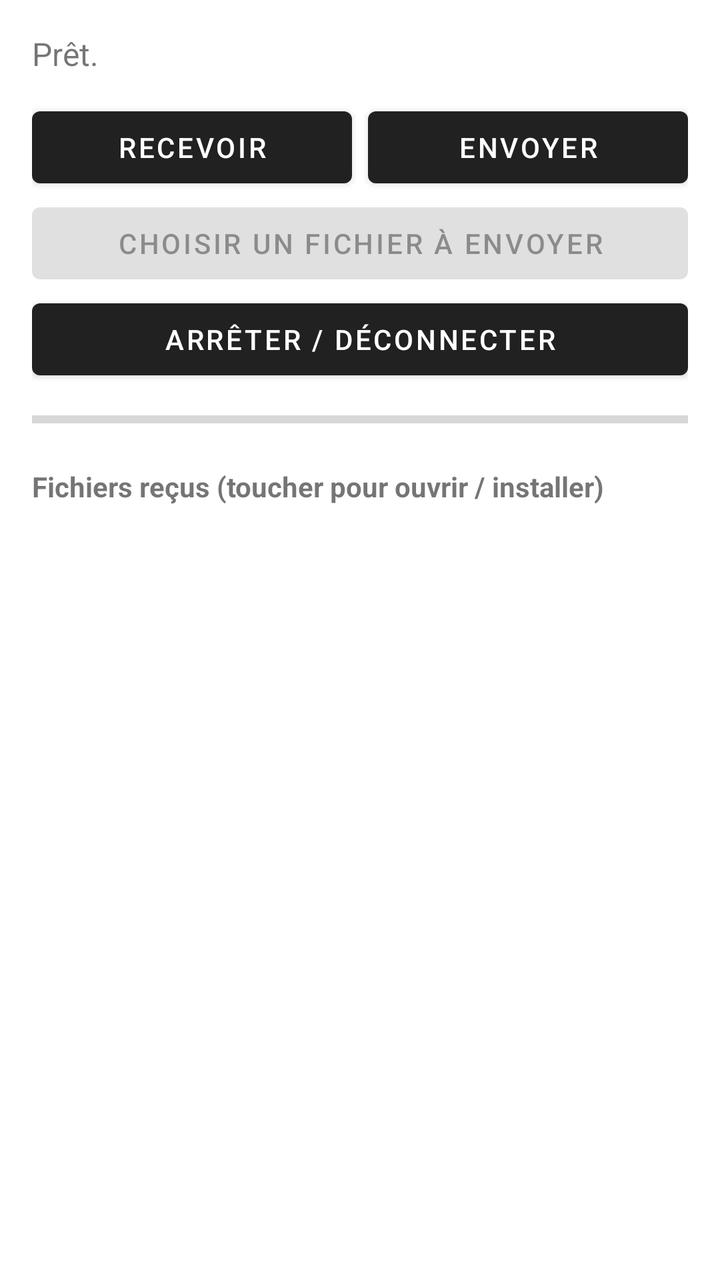
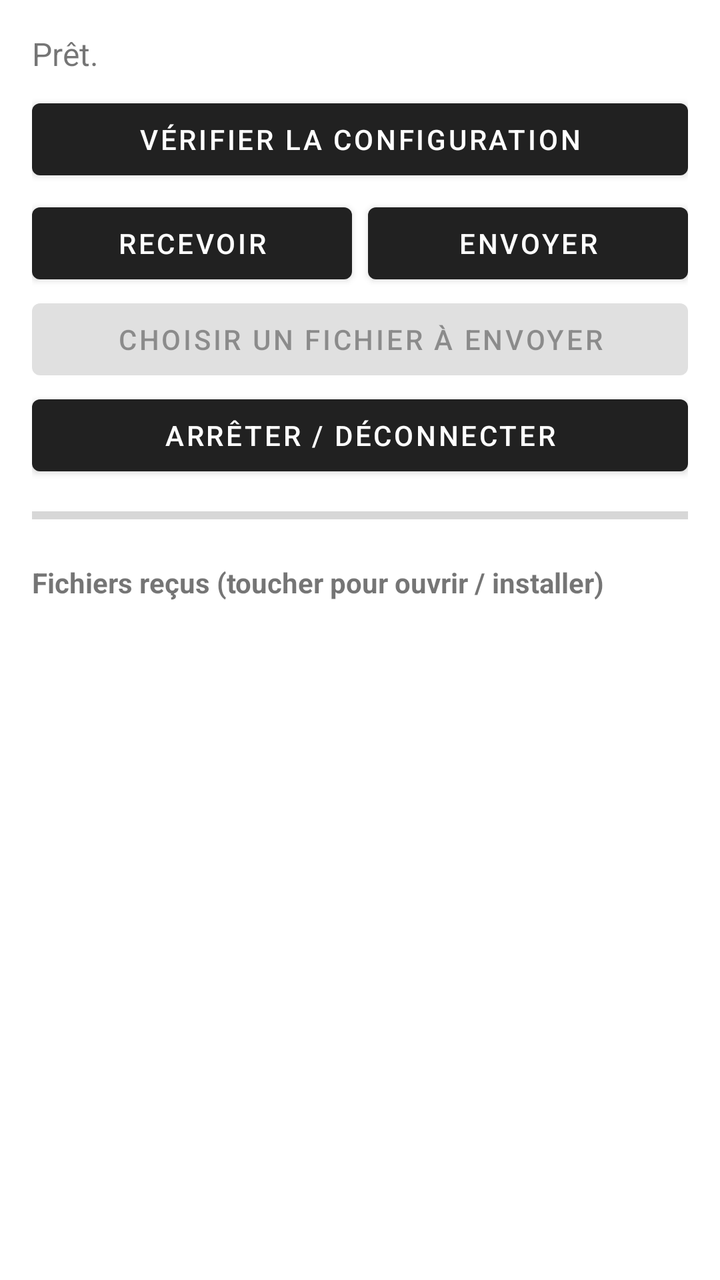

Compare the two renders of this Android layout. The source of the first and the diff that turns it into the second are given below.
<!-- AndroidManifest.xml: application theme Theme.ApkShare -->
<!-- res/layout/activity_main.xml -->
<?xml version="1.0" encoding="utf-8"?>
<LinearLayout xmlns:android="http://schemas.android.com/apk/res/android"
    android:layout_width="match_parent"
    android:layout_height="match_parent"
    android:orientation="vertical"
    android:padding="16dp">

    <TextView
        android:id="@+id/statusText"
        android:layout_width="match_parent"
        android:layout_height="wrap_content"
        android:text="Prêt."
        android:textSize="16sp" />

    <LinearLayout
        android:layout_width="match_parent"
        android:layout_height="wrap_content"
        android:layout_marginTop="12dp"
        android:orientation="horizontal">

        <Button
            android:id="@+id/receiveButton"
            android:layout_width="0dp"
            android:layout_height="wrap_content"
            android:layout_weight="1"
            android:text="Recevoir" />

        <Button
            android:id="@+id/sendButton"
            android:layout_width="0dp"
            android:layout_height="wrap_content"
            android:layout_marginStart="8dp"
            android:layout_weight="1"
            android:text="Envoyer" />
    </LinearLayout>

    <Button
        android:id="@+id/pickButton"
        android:layout_width="match_parent"
        android:layout_height="wrap_content"
        android:enabled="false"
        android:text="Choisir un fichier à envoyer" />

    <Button
        android:id="@+id/stopButton"
        android:layout_width="match_parent"
        android:layout_height="wrap_content"
        android:text="Arrêter / Déconnecter" />

    <ProgressBar
        android:id="@+id/progressBar"
        style="?android:attr/progressBarStyleHorizontal"
        android:layout_width="match_parent"
        android:layout_height="wrap_content"
        android:layout_marginTop="8dp"
        android:max="100" />

    <TextView
        android:layout_width="match_parent"
        android:layout_height="wrap_content"
        android:layout_marginTop="16dp"
        android:text="Fichiers reçus (toucher pour ouvrir / installer)"
        android:textStyle="bold" />

    <ListView
        android:id="@+id/receivedList"
        android:layout_width="match_parent"
        android:layout_height="0dp"
        android:layout_weight="1" />
</LinearLayout>
<!-- resources referenced by this layout -->
<resources>
  <style name="Theme.ApkShare" parent="Theme.MaterialComponents.DayNight.DarkActionBar" />
</resources>

<!-- the commit's change to res/layout/activity_main.xml (unified diff, before → after) -->
@@ -12,10 +12,17 @@
         android:text="Prêt."
         android:textSize="16sp" />
 
+    <Button
+        android:id="@+id/checkButton"
+        android:layout_width="match_parent"
+        android:layout_height="wrap_content"
+        android:layout_marginTop="8dp"
+        android:text="Vérifier la configuration" />
+
     <LinearLayout
         android:layout_width="match_parent"
         android:layout_height="wrap_content"
-        android:layout_marginTop="12dp"
+        android:layout_marginTop="4dp"
         android:orientation="horizontal">
 
         <Button
